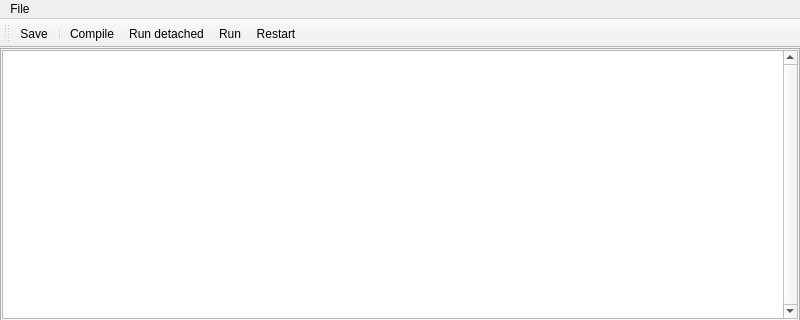
almien1/OllamaStories, file llama_stories.ui: the form before one commit; both pictures show x 0 to 800 and y 0 to 320 of the 800 by 483 pixel window.
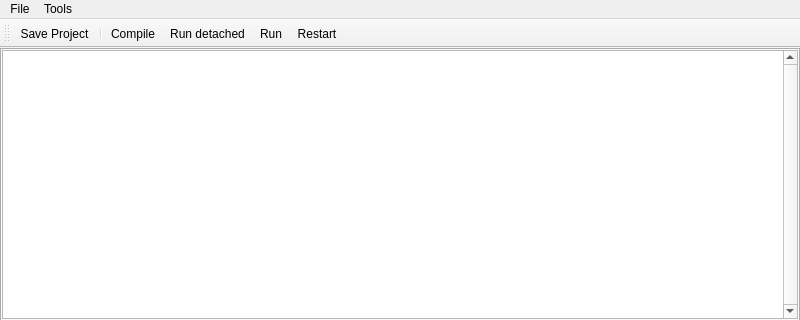
The form after the commit. Icons and pictures are not drawn. Custom widgets are drawn as their Qt base class.

Diff of the .ui file:
```diff
--- a/llama_stories.ui
+++ b/llama_stories.ui
@@ -422,7 +422,18 @@
     <addaction name="separator"/>
     <addaction name="actionExit"/>
    </widget>
+   <widget class="QMenu" name="menuTools">
+    <property name="title">
+     <string>Tools</string>
+    </property>
+    <addaction name="actionCopy"/>
+    <addaction name="separator"/>
+    <addaction name="actionCompile"/>
+    <addaction name="Run"/>
+    <addaction name="actionOpenInTerminal"/>
+   </widget>
    <addaction name="menuFile"/>
+   <addaction name="menuTools"/>
   </widget>
   <widget class="QToolBar" name="toolBar">
    <property name="windowTitle">
@@ -481,7 +492,7 @@
     <iconset theme="QIcon::ThemeIcon::DocumentSave"/>
    </property>
    <property name="text">
-    <string>Save</string>
+    <string>Save Project</string>
    </property>
    <property name="shortcut">
     <string>Ctrl+S</string>
```
Left out of the diff: 18 changed lines with no effect on the pictures.
